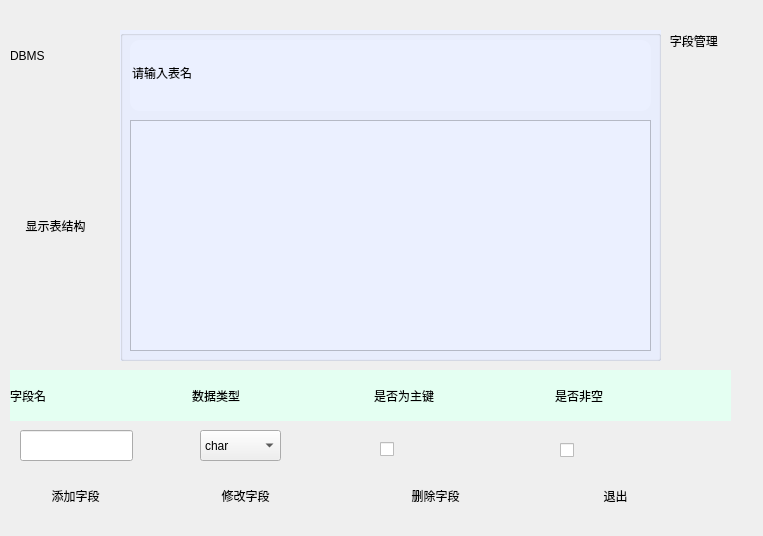
Old version of the form fieldmanager.ui in the repository jy-080610/DBMS.
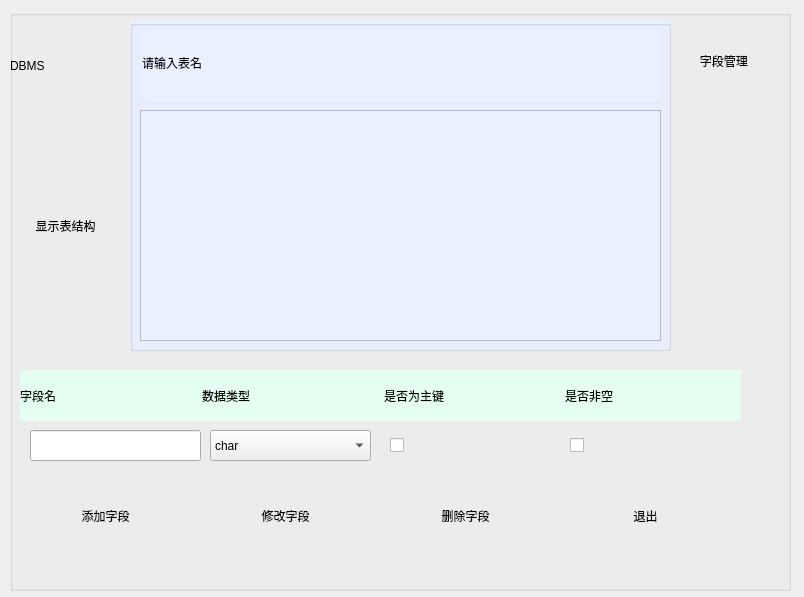
New version of the form. Icons and pictures are not drawn.

Commit message: 界面美化

```diff
--- a/fieldmanager.ui
+++ b/fieldmanager.ui
@@ -6,8 +6,8 @@
    <rect>
     <x>0</x>
     <y>0</y>
-    <width>763</width>
-    <height>536</height>
+    <width>804</width>
+    <height>597</height>
    </rect>
   </property>
   <property name="windowTitle">
@@ -16,118 +16,80 @@
   <property name="styleSheet">
    <string notr="true">background-image: url(:/picture/77.jpg);font: 10pt &quot;方正粗黑宋简体&quot;;</string>
   </property>
-  <widget class="QPushButton" name="display">
+  <widget class="QGroupBox" name="groupBox_2">
    <property name="geometry">
     <rect>
      <x>10</x>
-     <y>110</y>
-     <width>91</width>
+     <y>10</y>
+     <width>781</width>
+     <height>581</height>
+    </rect>
+   </property>
+   <property name="styleSheet">
+    <string notr="true">background-image: url(:/picture/77.jpg);font: 10pt &quot;方正粗黑宋简体&quot;;
+</string>
+   </property>
+   <property name="title">
+    <string/>
+   </property>
+   <widget class="QGroupBox" name="groupBox">
+    <property name="geometry">
+     <rect>
+      <x>120</x>
+      <y>10</y>
+      <width>541</width>
+      <height>331</height>
+     </rect>
+    </property>
+    <property name="styleSheet">
+     <string notr="true">background-color: rgb(235, 240, 255);
+background-image: url(:/picture/88.jpg);</string>
+    </property>
+    <property name="title">
+     <string/>
+    </property>
+    <widget class="QLineEdit" name="path">
+     <property name="geometry">
+      <rect>
+       <x>10</x>
+       <y>10</y>
+       <width>521</width>
+       <height>71</height>
+      </rect>
+     </property>
+     <property name="styleSheet">
+      <string notr="true">QLineEdit {
+  
+	background-image: url(:/picture/b5.jpg);
+ border-color: rgb(93, 171, 255);
+    border-radius: 10px;
+    border-style: outset;
+  
+    }</string>
+     </property>
+     <property name="text">
+      <string>请输入表名</string>
+     </property>
+    </widget>
+    <widget class="QTableWidget" name="tableWidget">
+     <property name="geometry">
+      <rect>
+       <x>10</x>
+       <y>90</y>
+       <width>521</width>
      <height>231</height>
     </rect>
    </property>
    <property name="styleSheet">
-    <string notr="true">QPushButton {
-  
- border-color: rgb(93, 171, 255);
-    border-radius: 20px;
-    border-style: outset;
- background-image: url(:/picture/88.jpg);
-    }</string>
-   </property>
-   <property name="text">
-    <string>显示表结构</string>
-   </property>
-  </widget>
-  <widget class="QLabel" name="title">
-   <property name="geometry">
-    <rect>
-     <x>660</x>
-     <y>0</y>
-     <width>101</width>
-     <height>81</height>
-    </rect>
-   </property>
-   <property name="styleSheet">
     <string notr="true">background-image: url(:/picture/88.jpg);</string>
    </property>
-   <property name="text">
-    <string>   字段管理</string>
-   </property>
-  </widget>
-  <widget class="QPushButton" name="add">
-   <property name="geometry">
-    <rect>
-     <x>20</x>
-     <y>470</y>
-     <width>111</width>
-     <height>51</height>
-    </rect>
-   </property>
-   <property name="styleSheet">
-    <string notr="true">QPushButton {
-  
- border-color: rgb(93, 171, 255);
-    border-radius: 20px;
-    border-style: outset;
- 
- background-image: url(:/picture/b3.jpg);
-    }</string>
-   </property>
-   <property name="text">
-    <string>添加字段</string>
-   </property>
-  </widget>
-  <widget class="QPushButton" name="modify">
-   <property name="geometry">
-    <rect>
-     <x>190</x>
-     <y>470</y>
-     <width>111</width>
-     <height>51</height>
-    </rect>
-   </property>
-   <property name="styleSheet">
-    <string notr="true">QPushButton {
-  
- border-color: rgb(93, 171, 255);
-    border-radius: 20px;
-    border-style: outset;
- 
- background-image: url(:/picture/b3.jpg);
-    }</string>
-   </property>
-   <property name="text">
-    <string>修改字段</string>
-   </property>
-  </widget>
-  <widget class="QPushButton" name="dele">
-   <property name="geometry">
-    <rect>
-     <x>380</x>
-     <y>470</y>
-     <width>111</width>
-     <height>51</height>
-    </rect>
-   </property>
-   <property name="styleSheet">
-    <string notr="true">QPushButton {
-  
- border-color: rgb(93, 171, 255);
-    border-radius: 20px;
-    border-style: outset;
- 
- background-image: url(:/picture/b3.jpg);
-    }</string>
-   </property>
-   <property name="text">
-    <string>删除字段</string>
-   </property>
+    </widget>
   </widget>
   <widget class="QWidget" name="widget" native="true">
    <property name="geometry">
     <rect>
      <x>10</x>
-     <y>370</y>
+      <y>360</y>
      <width>721</width>
      <height>51</height>
     </rect>
@@ -180,48 +142,130 @@
     </item>
    </layout>
   </widget>
+   <widget class="QLabel" name="title">
+    <property name="geometry">
+     <rect>
+      <x>680</x>
+      <y>10</y>
+      <width>101</width>
+      <height>81</height>
+     </rect>
+    </property>
+    <property name="styleSheet">
+     <string notr="true">background-image: url(:/picture/88.jpg);</string>
+    </property>
+    <property name="text">
+     <string>   字段管理</string>
+    </property>
+   </widget>
+   <widget class="QPushButton" name="exit">
+    <property name="geometry">
+     <rect>
+      <x>580</x>
+      <y>480</y>
+      <width>111</width>
+      <height>51</height>
+     </rect>
+    </property>
+    <property name="styleSheet">
+     <string notr="true">QPushButton {
+  
+ border-color: rgb(93, 171, 255);
+    border-radius: 20px;
+    border-style: outset;
+ 
+ background-image: url(:/picture/b3.jpg);
+    }</string>
+    </property>
+    <property name="text">
+     <string>退出</string>
+    </property>
+   </widget>
+   <widget class="QPushButton" name="dele">
+    <property name="geometry">
+     <rect>
+      <x>400</x>
+      <y>480</y>
+      <width>111</width>
+      <height>51</height>
+     </rect>
+    </property>
+    <property name="styleSheet">
+     <string notr="true">QPushButton {
+  
+ border-color: rgb(93, 171, 255);
+    border-radius: 20px;
+    border-style: outset;
+ 
+ background-image: url(:/picture/b3.jpg);
+    }</string>
+    </property>
+    <property name="text">
+     <string>删除字段</string>
+    </property>
+   </widget>
+   <widget class="QPushButton" name="modify">
+    <property name="geometry">
+     <rect>
+      <x>220</x>
+      <y>480</y>
+      <width>111</width>
+      <height>51</height>
+     </rect>
+    </property>
+    <property name="styleSheet">
+     <string notr="true">QPushButton {
+  
+ border-color: rgb(93, 171, 255);
+    border-radius: 20px;
+    border-style: outset;
+ 
+ background-image: url(:/picture/b3.jpg);
+    }</string>
+    </property>
+    <property name="text">
+     <string>修改字段</string>
+    </property>
+   </widget>
+   <widget class="QPushButton" name="add">
+    <property name="geometry">
+     <rect>
+      <x>40</x>
+      <y>480</y>
+      <width>111</width>
+      <height>51</height>
+     </rect>
+    </property>
+    <property name="styleSheet">
+     <string notr="true">QPushButton {
+  
+ border-color: rgb(93, 171, 255);
+    border-radius: 20px;
+    border-style: outset;
+ 
+ background-image: url(:/picture/b3.jpg);
+    }</string>
+    </property>
+    <property name="text">
+     <string>添加字段</string>
+    </property>
+   </widget>
   <widget class="QLineEdit" name="fieldNameEdit">
    <property name="geometry">
     <rect>
      <x>20</x>
-     <y>430</y>
-     <width>113</width>
+      <y>420</y>
+      <width>171</width>
      <height>31</height>
     </rect>
    </property>
   </widget>
-  <widget class="QCheckBox" name="isPK">
-   <property name="geometry">
-    <rect>
-     <x>380</x>
-     <y>440</y>
-     <width>91</width>
-     <height>19</height>
-    </rect>
-   </property>
-   <property name="text">
-    <string/>
-   </property>
-  </widget>
-  <widget class="QCheckBox" name="isNull">
-   <property name="geometry">
-    <rect>
-     <x>560</x>
-     <y>440</y>
-     <width>81</width>
-     <height>20</height>
-    </rect>
-   </property>
-   <property name="text">
-    <string/>
-   </property>
-  </widget>
   <widget class="QComboBox" name="dataType">
    <property name="geometry">
     <rect>
      <x>200</x>
-     <y>430</y>
-     <width>81</width>
+      <y>420</y>
+      <width>161</width>
      <height>31</height>
     </rect>
    </property>
@@ -246,10 +290,58 @@
     </property>
    </item>
   </widget>
+   <widget class="QCheckBox" name="isPK">
+    <property name="geometry">
+     <rect>
+      <x>380</x>
+      <y>420</y>
+      <width>161</width>
+      <height>31</height>
+     </rect>
+    </property>
+    <property name="text">
+     <string/>
+    </property>
+   </widget>
+   <widget class="QCheckBox" name="isNull">
+    <property name="geometry">
+     <rect>
+      <x>560</x>
+      <y>420</y>
+      <width>151</width>
+      <height>31</height>
+     </rect>
+    </property>
+    <property name="text">
+     <string/>
+    </property>
+   </widget>
+   <widget class="QPushButton" name="display">
+    <property name="geometry">
+     <rect>
+      <x>10</x>
+      <y>100</y>
+      <width>91</width>
+      <height>231</height>
+     </rect>
+    </property>
+    <property name="styleSheet">
+     <string notr="true">QPushButton {
+  
+ border-color: rgb(93, 171, 255);
+    border-radius: 20px;
+    border-style: outset;
+ background-image: url(:/picture/88.jpg);
+    }</string>
+    </property>
+    <property name="text">
+     <string>显示表结构</string>
+    </property>
+   </widget>
   <widget class="QLabel" name="label">
    <property name="geometry">
     <rect>
-     <x>10</x>
+      <x>0</x>
      <y>10</y>
      <width>111</width>
      <height>91</height>
@@ -260,81 +352,6 @@
    </property>
    <property name="text">
     <string>DBMS</string>
-   </property>
-  </widget>
-  <widget class="QPushButton" name="exit">
-   <property name="geometry">
-    <rect>
-     <x>560</x>
-     <y>470</y>
-     <width>111</width>
-     <height>51</height>
-    </rect>
-   </property>
-   <property name="styleSheet">
-    <string notr="true">QPushButton {
-  
- border-color: rgb(93, 171, 255);
-    border-radius: 20px;
-    border-style: outset;
- 
- background-image: url(:/picture/b3.jpg);
-    }</string>
-   </property>
-   <property name="text">
-    <string>退出</string>
-   </property>
-  </widget>
-  <widget class="QGroupBox" name="groupBox">
-   <property name="geometry">
-    <rect>
-     <x>120</x>
-     <y>30</y>
-     <width>541</width>
-     <height>331</height>
-    </rect>
-   </property>
-   <property name="styleSheet">
-    <string notr="true">background-color: rgb(235, 240, 255);
-background-image: url(:/picture/88.jpg);</string>
-   </property>
-   <property name="title">
-    <string/>
-   </property>
-   <widget class="QLineEdit" name="path">
-    <property name="geometry">
-     <rect>
-      <x>10</x>
-      <y>10</y>
-      <width>521</width>
-      <height>71</height>
-     </rect>
-    </property>
-    <property name="styleSheet">
-     <string notr="true">QLineEdit {
-  
-	background-image: url(:/picture/b5.jpg);
- border-color: rgb(93, 171, 255);
-    border-radius: 10px;
-    border-style: outset;
-  
-    }</string>
-    </property>
-    <property name="text">
-     <string>请输入表名</string>
-    </property>
-   </widget>
-   <widget class="QTableWidget" name="tableWidget">
-    <property name="geometry">
-     <rect>
-      <x>10</x>
-      <y>90</y>
-      <width>521</width>
-      <height>231</height>
-     </rect>
-    </property>
-    <property name="styleSheet">
-     <string notr="true">background-image: url(:/picture/88.jpg);</string>
     </property>
    </widget>
   </widget>
```
Left out of the diff: 2 changed lines with no effect on the pictures. Lines whose indentation alone changed are shown as unchanged. The commit also changes 3 other files.
